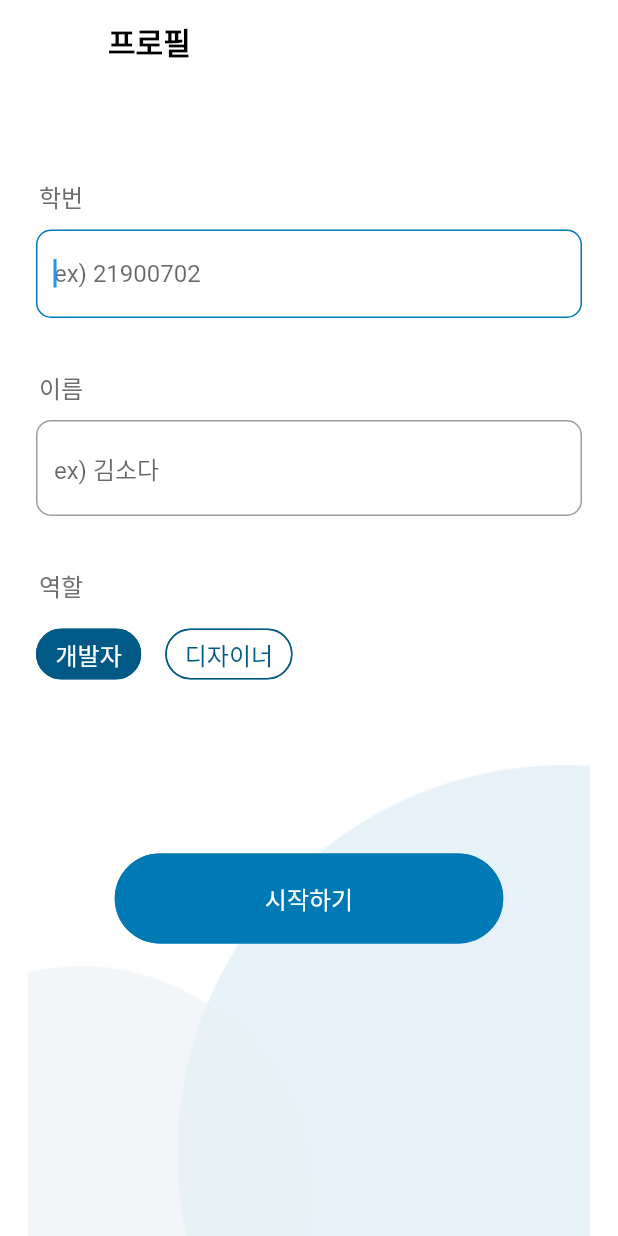
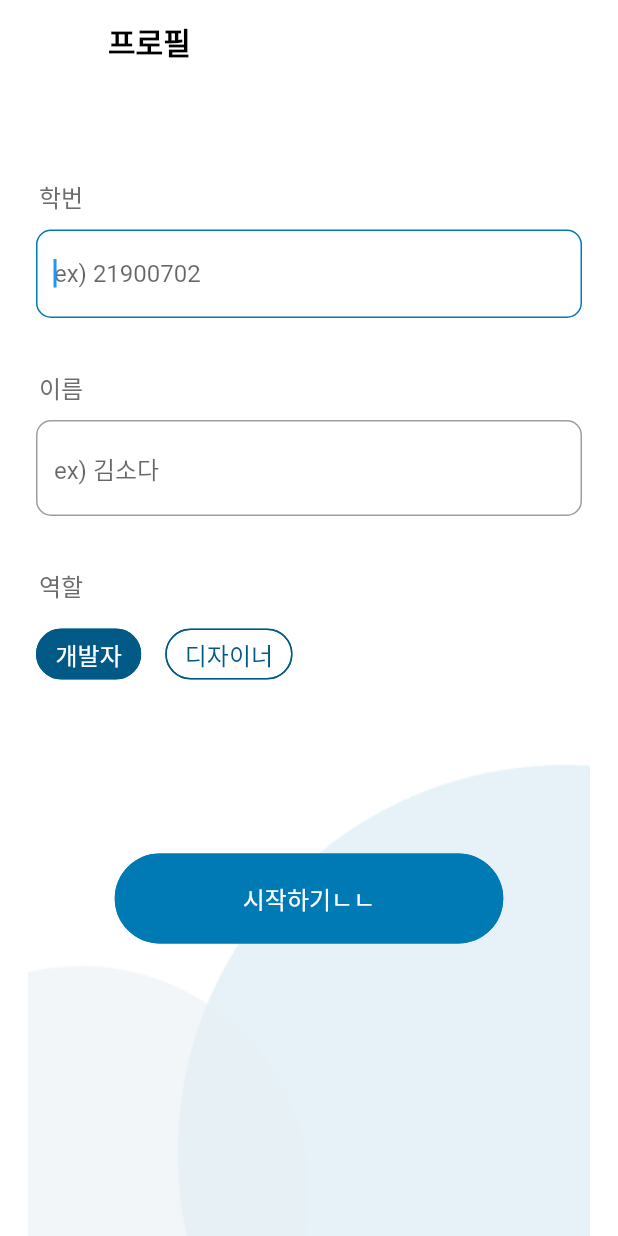
Before and after one commit to haram22/ZeroSoda22, a Flutter app: the ProfileForm screen opened directly, on a phone screen of 412 x 824 dp. Run offline on Flutter 3.47's test engine with Material 2 defaults, Android fonts, the phone set to English and light mode, and no system bars; our stand-ins replace google_sign_in, intro_slider; missing offline and left inert: custom_splash, dart:ffi; Roboto replaces fonts that are missing (bold, medium).

Commit message:
firebase app

```diff
--- a/lib/entrance/profile.dart
+++ b/lib/entrance/profile.dart
@@ -170,7 +170,7 @@ class _ProfileFormState extends State<ProfileForm> {
                                     side:
                                         BorderSide(color: Color(0xff007AB5))))),
                         child: Text(
-                          '시작하기',
+                          '시작하기ㄴㄴ',
                           style: buttonStyle(color: Colors.white),
                         ),
                       ),
--- /dev/null
+++ b/lib/google/google.dart
@@ -0,0 +1 @@
+import 'package:google_sign_in/google_sign_in.dart';
--- a/pubspec.yaml
+++ b/pubspec.yaml
@@ -37,6 +37,10 @@ dependencies:
   carousel_slider: ^4.0.0
   intro_slider: ^3.0.3
   custom_splash: ^0.0.2
+  google_sign_in: ^5.3.3
+  firebase_auth: ^3.3.20
+  firebase_core: ^1.18.0
+
 
 
 dev_dependencies:
```
Also changed, not shown: pubspec.lock, 4 other files.
